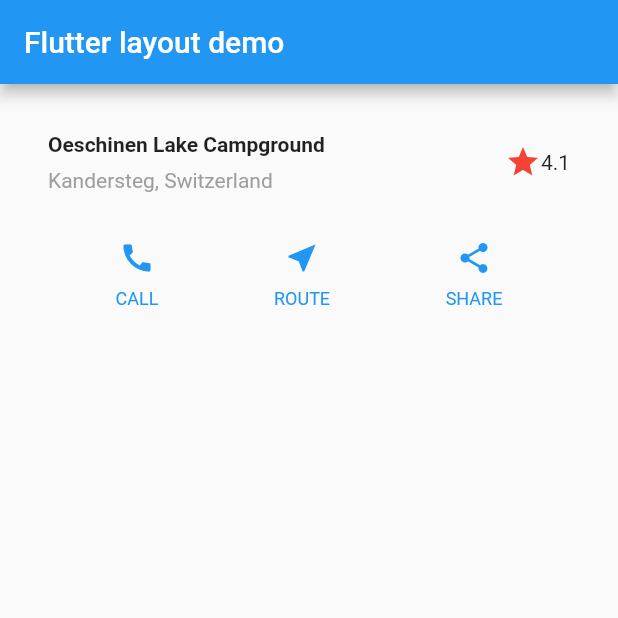
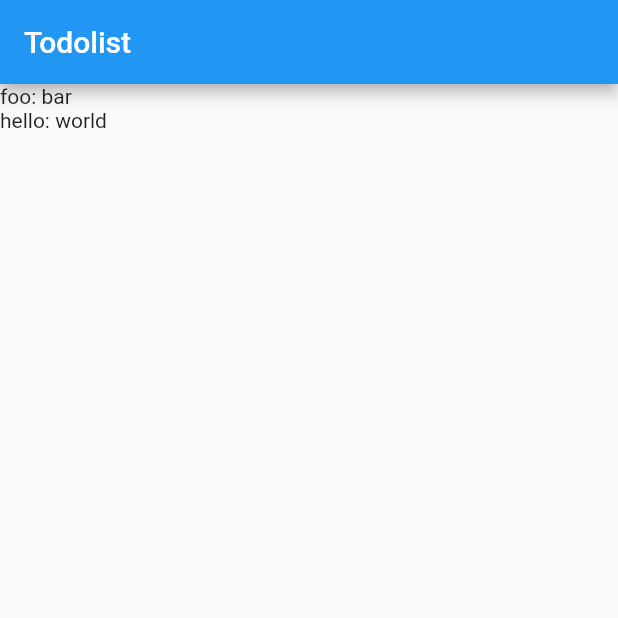
Before and after one commit to paulh-afk/dart_tests, a Flutter app: the screen it shows after launch, on a phone screen of 412 x 824 dp, the top half of it. Run offline on Flutter 3.47's test engine with Material 2 defaults, Android fonts, the phone set to English and light mode, and no system bars.

Commit message:
todolist init

```diff
--- a/lib/main.dart
+++ b/lib/main.dart
@@ -1,88 +1,52 @@
 import 'package:flutter/material.dart';
 
 void main() {
-  runApp(const MyApp());
+  runApp(MyApp());
+}
+
+class Todo {
+  late String name;
+  late String details;
+
+  Todo(this.name, this.details);
 }
 
 class MyApp extends StatelessWidget {
-  const MyApp({Key? key}) : super(key: key);
+  MyApp({Key? key}) : super(key: key);
+
+  final List<Todo> todos = [
+    Todo("foo", "bar"),
+    Todo("hello", "world"),
+  ];
 
   @override
   Widget build(BuildContext context) {
-    Color color = Theme.of(context).primaryColor;
-
-    Widget buttonSection = Row(
-      mainAxisAlignment: MainAxisAlignment.spaceEvenly,
-      children: [
-        _buildButtonColumn(color, Icons.call, "CALL"),
-        _buildButtonColumn(color, Icons.near_me, "ROUTE"),
-        _buildButtonColumn(color, Icons.share, "SHARE"),
-      ],
-    );
-
     return MaterialApp(
-      title: "Flutter layout demo",
+      title: 'Todolist',
       home: Scaffold(
-        appBar: AppBar(title: const Text("Flutter layout demo")),
+        appBar: AppBar(title: const Text("Todolist")),
         body: ListView(
-          children: [titleSection, buttonSection],
+          children: [...showTodos(todos)],
         ),
       ),
     );
   }
 
-  Column _buildButtonColumn(Color color, IconData icon, String label) {
-    return Column(
-      mainAxisSize: MainAxisSize.min,
-      mainAxisAlignment: MainAxisAlignment.center,
-      children: [
-        Icon(
-          icon,
-          color: color,
+  List<Widget> showTodos(List<Todo> todos) {
+    List<Widget> todosWg = [];
+
+    for (var todo in todos) {
+      todosWg.add(
+        Row(
+          children: [
+            Text(todo.name),
+            const Text(": "),
+            Text(todo.details),
+          ],
         ),
-        Container(
-          margin: const EdgeInsets.only(top: 8),
-          child: Text(
-            label,
-            style: TextStyle(
-              fontSize: 12,
-              fontWeight: FontWeight.w400,
-              color: color,
-            ),
-          ),
-        )
-      ],
-    );
+      );
+    }
+
+    return todosWg;
   }
 }
-
-Widget titleSection = Container(
-  padding: const EdgeInsets.all(32),
-  child: Row(
-    children: [
-      Expanded(
-        child: Column(
-          crossAxisAlignment: CrossAxisAlignment.start,
-          children: [
-            Container(
-              padding: const EdgeInsets.only(bottom: 8),
-              child: const Text(
-                "Oeschinen Lake Campground",
-                style: TextStyle(fontWeight: FontWeight.bold),
-              ),
-            ),
-            Text(
-              "Kandersteg, Switzerland",
-              style: TextStyle(color: Colors.grey[500]),
-            )
-          ],
-        ),
-      ),
-      Icon(
-        Icons.star,
-        color: Colors.red[500],
-      ),
-      const Text('4.1')
-    ],
-  ),
-);
```
